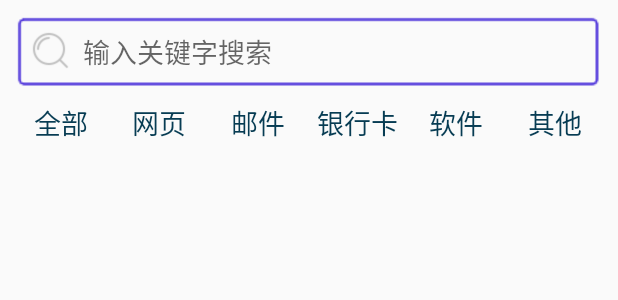
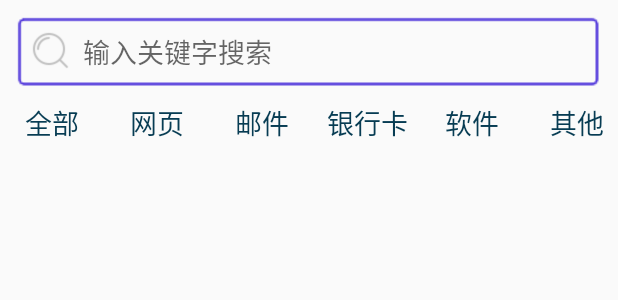
Before and after one commit to wangqing327/Android, an Android app: the layout exrelative.xml on its own in the app's theme, with its tools: preview values and no code run, on a phone screen of 412 x 824 dp. Shown: the top 300 px of the screen. Run offline under Robolectric (Android 15) with nearby library versions, the phone set to English and light mode, and no system bars.

Commit message:
19-12-20

```diff
--- a/app/src/main/res/layout/exrelative.xml
+++ b/app/src/main/res/layout/exrelative.xml
@@ -1,6 +1,7 @@
 <?xml version="1.0" encoding="utf-8"?>
 
 <RelativeLayout xmlns:android="http://schemas.android.com/apk/res/android"
+    xmlns:tools="http://schemas.android.com/tools"
     android:layout_width="match_parent"
     android:layout_height="wrap_content">
 
@@ -13,8 +14,9 @@
         android:background="@drawable/biankuang"
         android:completionThreshold="1"
         android:hint="@string/sousuo_hint"
-        android:paddingLeft="45dp"
-        android:textSize="18sp" />
+        android:paddingStart="45dp"
+        android:textSize="18sp"
+        tools:ignore="RtlSymmetry" />
 
     <ImageView
         android:layout_width="32dp"
@@ -26,7 +28,7 @@
         android:id="@+id/button1"
         android:layout_width="30dp"
         android:layout_height="30dp"
-        android:layout_alignParentRight="true"
+        android:layout_alignParentEnd="true"
         android:layout_marginTop="19dp"
         android:layout_marginEnd="18dp"
         android:background="@drawable/sousuo_button"
@@ -35,14 +37,18 @@
         android:textSize="20sp"
         android:visibility="gone" />
 
+    <HorizontalScrollView
+        android:layout_width="match_parent"
+        android:layout_height="wrap_content"
+        android:scrollbars="none">
+
         <LinearLayout
             android:id="@+id/group"
-        android:layout_width="match_parent"
+            android:layout_width="wrap_content"
             android:layout_height="wrap_content"
             android:layout_marginTop="62dp"
             android:gravity="center"
-        android:orientation="horizontal"
-        android:weightSum="100">
+            android:orientation="horizontal">
 
             <TextView
                 android:id="@+id/all"
@@ -74,4 +80,6 @@
                 style="@style/ExRelativeLayout"
                 android:text="@string/qt" />
         </LinearLayout>
+    </HorizontalScrollView>
+
 </RelativeLayout>
--- a/app/src/main/res/values/styles.xml
+++ b/app/src/main/res/values/styles.xml
@@ -59,19 +59,20 @@
         <item name="android:background">@drawable/button</item>
     </style>
 
-<!--    表头搜索框样式-->
+    <!--    表头搜索框样式-->
     <style name="ExRelativeLayout">
-        <item name="android:layout_width">0dp</item>
+        <item name="android:layout_width">wrap_content</item>
         <item name="android:layout_height">wrap_content</item>
-        <item name="android:layout_weight">16</item>
+
         <item name="android:textSize">18sp</item>
         <item name="android:textColor">@color/title</item>
         <item name="android:gravity">center</item>
         <item name="android:minHeight">40dp</item>
         <item name="android:clickable">true</item>
         <item name="android:singleLine">true</item>
+        <item name="android:minWidth">70dp</item>
     </style>
-<!--    -->
+    <!--    -->
     <style name="zubeijing">
         <item name="android:layout_width">match_parent</item>
         <item name="android:layout_height">match_parent</item>
```
Also changed, not shown: 1 other file. Lines whose indentation alone changed are shown as unchanged.
